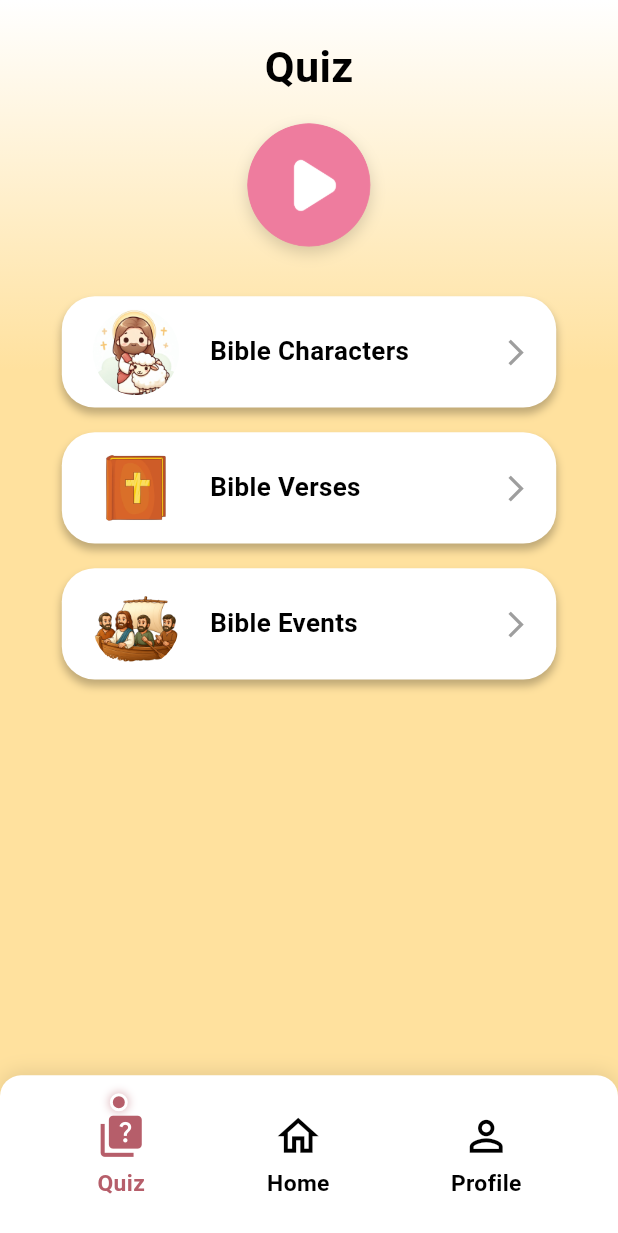
After one commit to rielyta/quibble, a Flutter app: the QuizListScreen screen opened directly, on a phone screen of 412 x 824 dp. The commit adds this screen. Shown: the top 1233 px of the screen. Run offline on Flutter 3.47's test engine with Material 3 defaults, Android fonts, the phone set to English and light mode, and no system bars; our stand-ins replace shared_preferences; accounts and stored records are empty; Roboto replaces fonts that are missing (SF Pro).

Commit message:
feat: menambahkan quiz list screen

```diff
--- a/lib/screen/home_screen.dart
+++ b/lib/screen/home_screen.dart
@@ -1,4 +1,5 @@
 import 'package:flutter/material.dart';
+import 'package:quibble/screen/quiz/quiz_list_screen.dart';
 import 'package:shared_preferences/shared_preferences.dart';
 import '../widgets/navigation_bar.dart';
 
@@ -19,6 +20,27 @@ class _HomeScreenState extends State<HomeScreen> {
     _loadUsername();
   }
 
+  void _onNavTap(int index) {
+    setState(() {
+      _currentIndex = index;
+    });
+
+    switch (index) {
+      case 0:
+        Navigator.pushReplacement(
+            context,
+            MaterialPageRoute(builder: (context) => const QuizListScreen())
+        );
+        break;
+      case 1:
+        break;
+      case 2:
+        break;
+    }
+  }
+
+
+
   Future<void> _loadUsername() async{
     final prefs = await SharedPreferences.getInstance();
     setState(() {
@@ -27,22 +49,7 @@ class _HomeScreenState extends State<HomeScreen> {
   }
 
 
-  void _onNavTap(int index) {
-    setState(() {
-      _currentIndex = index;
-    });
 
-    switch (index) {
-      case 0:
-        debugPrint('Navigate to Quiz');
-        break;
-      case 1:
-        break;
-      case 2:
-        debugPrint('Navigate to Profile');
-        break;
-    }
-  }
 
   @override
   Widget build(BuildContext context) {
--- /dev/null
+++ b/lib/screen/quiz/quiz_list_screen.dart
@@ -0,0 +1,243 @@
+import 'package:flutter/material.dart';
+import 'package:quibble/screen/home_screen.dart';
+import '../../widgets/navigation_bar.dart';
+
+class QuizListScreen extends StatefulWidget {
+  const QuizListScreen({super.key});
+
+  @override
+  State<QuizListScreen> createState() => _QuizListScreenState();
+}
+
+class _QuizListScreenState extends State<QuizListScreen> {
+  int _currentIndex = 0;
+
+  void _onNavTap(int index) {
+    setState(() {
+      _currentIndex = index;
+    });
+
+    switch (index) {
+      case 0:
+        break;
+      case 1:
+        Navigator.pushReplacement(
+            context,
+            MaterialPageRoute(builder: (context) => const HomeScreen())
+        );
+        break;
+      case 2:
+        debugPrint('Navigate to Profile');
+        // TODO: Navigator.push(context, MaterialPageRoute(builder: (context) => ProfileScreen()));
+        break;
+    }
+  }
+
+  @override
+  Widget build(BuildContext context) {
+    final screenWidth = MediaQuery.of(context).size.width;
+    final screenHeight = MediaQuery.of(context).size.height;
+
+    return Scaffold(
+      body: SafeArea(
+        child: Container(
+          width: screenWidth,
+          height: screenHeight,
+          decoration: const BoxDecoration(
+            gradient: LinearGradient(
+              begin: Alignment.topCenter,
+              end: Alignment.bottomCenter,
+              colors: [Colors.white, Color(0xFFFFE19E)],
+              stops: [0, 0.3],
+            ),
+          ),
+          child: Stack(
+            children: [
+              // Main Content
+              SingleChildScrollView(
+                child: Column(
+                  children: [
+                    SizedBox(height: screenHeight * 0.03),
+
+                    // Title
+                    Center(
+                      child: Text(
+                        'Quiz',
+                        style: TextStyle(
+                          color: Colors.black,
+                          fontSize: screenWidth * 0.070,
+                          fontFamily: 'SF Pro',
+                          fontWeight: FontWeight.w700,
+                        ),
+                      ),
+                    ),
+
+                    SizedBox(height: screenHeight * 0.02),
+
+                    // Random Button
+                    GestureDetector(
+                      onTap: () {
+                        debugPrint('Random quiz tapped');
+                      },
+                      child: Container(
+                        width: screenWidth * 0.2,
+                        height: screenHeight * 0.1,
+                        decoration: BoxDecoration(
+                          shape: BoxShape.circle,
+                          boxShadow: [
+                            BoxShadow(
+                              color: Colors.black.withValues(alpha: 0.15),
+                              blurRadius: 8,
+                              offset: const Offset(0, 4),
+                            ),
+                          ],
+                        ),
+                        child: ClipOval(
+                          child: Image.asset(
+                            'assets/images/RandomButton.png',
+                            fit: BoxFit.cover,
+                          ),
+                        ),
+                      ),
+                    ),
+
+                    SizedBox(height: screenHeight * 0.04),
+
+                    // Quiz Categories
+                    Padding(
+                      padding: EdgeInsets.symmetric(horizontal: screenWidth * 0.1),
+                      child: Column(
+                        children: [
+                          _buildQuizCard(
+                            context: context,
+                            title: 'Bible Characters',
+                            imagePath: 'assets/images/biblechara.png',
+                            screenWidth: screenWidth,
+                            screenHeight: screenHeight,
+                            onTap: () {
+                              debugPrint('Bible Characters tapped');
+                            },
+                          ),
+
+                          SizedBox(height: screenHeight * 0.02),
+
+                          _buildQuizCard(
+                            context: context,
+                            title: 'Bible Verses',
+                            imagePath: 'assets/images/bibleverse.png',
+                            screenHeight: screenHeight,
+                            screenWidth: screenWidth,
+                            onTap: () {
+                              debugPrint('Bible Verses tapped');
+                            },
+                          ),
+
+                          SizedBox(height: screenHeight * 0.02),
+
+                          _buildQuizCard(
+                            context: context,
+                            title: 'Bible Events',
+                            imagePath: 'assets/images/biblevent.png',
+                            screenHeight: screenHeight,
+                            screenWidth: screenWidth,
+                            onTap: () {
+                              debugPrint('Bible Events tapped');
+                            },
+                          ),
+                        ],
+                      ),
+                    ),
+
+                    // Bottom padding untuk navigation bar
+                    SizedBox(height: screenHeight * 0.15),
+                  ],
+                ),
+              ),
+
+              // Bottom Navigation Bar
+              Positioned(
+                left: 0,
+                right: 0,
+                bottom: 0,
+                child: CustomNavigationBar(
+                  currentIndex: _currentIndex,
+                  onTap: _onNavTap,
+                ),
+              ),
+            ],
+          ),
+        ),
+      ),
+    );
+  }
+
+  Widget _buildQuizCard({
+    required BuildContext context,
+    required String title,
+    required String imagePath,
+    required VoidCallback onTap,
+    required double screenWidth,
+    required double screenHeight,
+  }) {
+    return GestureDetector(
+      onTap: onTap,
+      child: Container(
+        width: double.infinity,
+        height: screenHeight * 0.09,
+        padding: EdgeInsets.symmetric(
+          horizontal: screenWidth * 0.04,
+          vertical: screenHeight * 0.01,
+        ),
+        decoration: BoxDecoration(
+          color: Colors.white,
+          borderRadius: BorderRadius.circular(22),
+          boxShadow: [
+            BoxShadow(
+              color: Colors.black.withValues(alpha: 0.25),
+              blurRadius: 4,
+              offset: const Offset(0, 4),
+            ),
+          ],
+        ),
+        child: Row(
+          children: [
+            // Icon/Image
+            Container(
+              width: screenWidth * 0.16,
+              height: screenWidth * 0.16,
+              decoration: BoxDecoration(
+                shape: BoxShape.circle,
+                image: DecorationImage(
+                  image: AssetImage(imagePath),
+                  fit: BoxFit.cover,
+                ),
+              ),
+            ),
+
+            SizedBox(width: screenWidth * 0.04),
+
+            // Title
+            Expanded(
+              child: Text(
+                title,
+                style: TextStyle(
+                  color: Colors.black,
+                  fontSize: screenWidth * 0.042,
+                  fontFamily: 'SF Pro',
+                  fontWeight: FontWeight.w700,
+                ),
+              ),
+            ),
+
+            // Arrow Icon
+            Icon(
+              Icons.arrow_forward_ios,
+              color: Colors.grey,
+              size: screenWidth * 0.05,
+            ),
+          ],
+        ),
+      ),
+    );
+  }
+}
--- a/lib/widgets/navigation_bar.dart
+++ b/lib/widgets/navigation_bar.dart
@@ -9,6 +9,7 @@ class CustomNavigationBar extends StatelessWidget {
     required this.currentIndex,
     required this.onTap,
   });
+
 
   @override
   Widget build(BuildContext context) {
```
Also changed, not shown: assets/images/RandomButton.png (added), assets/images/biblechara.png (added), assets/images/biblevent.png (added), assets/images/bibleverse.png (added).
